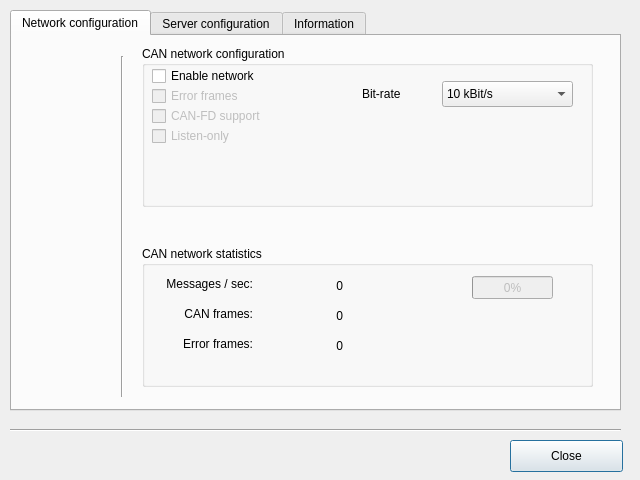
Above: source/qcan/applications/server/forms/ServerConfig.ui from canpie/CANpie before the change. Below: the same form after it.
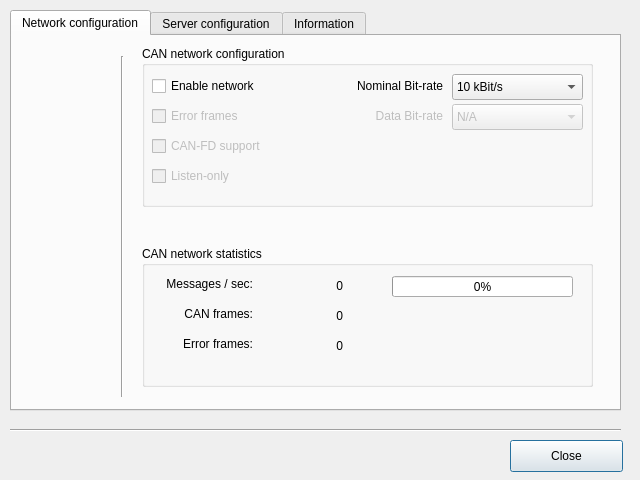
That is the form after the change. Icons and pictures are not drawn.

Commit message: Hide server port

Patch:
```diff
--- a/source/qcan/applications/server/forms/ServerConfig.ui
+++ b/source/qcan/applications/server/forms/ServerConfig.ui
@@ -79,8 +79,8 @@
      <widget class="QComboBox" name="pclCbbNetBitrateM">
       <property name="geometry">
        <rect>
-        <x>300</x>
-        <y>35</y>
+        <x>310</x>
+        <y>28</y>
         <width>131</width>
         <height>26</height>
        </rect>
@@ -134,21 +134,24 @@
      <widget class="QLabel" name="pclLblNetBitrateM">
       <property name="geometry">
        <rect>
-        <x>220</x>
-        <y>40</y>
-        <width>59</width>
-        <height>16</height>
+        <x>190</x>
+        <y>30</y>
+        <width>111</width>
+        <height>20</height>
        </rect>
       </property>
       <property name="text">
-       <string>Bit-rate</string>
+       <string>Nominal Bit-rate</string>
+      </property>
+      <property name="alignment">
+       <set>Qt::AlignRight|Qt::AlignTrailing|Qt::AlignVCenter</set>
       </property>
      </widget>
      <widget class="QCheckBox" name="pclCkbNetEnableM">
       <property name="geometry">
        <rect>
         <x>10</x>
-        <y>20</y>
+        <y>30</y>
         <width>171</width>
         <height>20</height>
        </rect>
@@ -164,7 +167,7 @@
       <property name="geometry">
        <rect>
         <x>10</x>
-        <y>40</y>
+        <y>60</y>
         <width>171</width>
         <height>20</height>
        </rect>
@@ -180,7 +183,7 @@
       <property name="geometry">
        <rect>
         <x>10</x>
-        <y>60</y>
+        <y>90</y>
         <width>171</width>
         <height>20</height>
        </rect>
@@ -196,7 +199,7 @@
       <property name="geometry">
        <rect>
         <x>10</x>
-        <y>80</y>
+        <y>120</y>
         <width>171</width>
         <height>20</height>
        </rect>
@@ -205,6 +208,63 @@
        <string>Listen-only</string>
       </property>
      </widget>
+     <widget class="QLabel" name="pclLblNetDatBitrateM">
+      <property name="enabled">
+       <bool>false</bool>
+      </property>
+      <property name="geometry">
+       <rect>
+        <x>190</x>
+        <y>60</y>
+        <width>111</width>
+        <height>20</height>
+       </rect>
+      </property>
+      <property name="text">
+       <string>Data Bit-rate</string>
+      </property>
+      <property name="alignment">
+       <set>Qt::AlignRight|Qt::AlignTrailing|Qt::AlignVCenter</set>
+      </property>
+     </widget>
+     <widget class="QComboBox" name="pclCbbNetDatBitrateM">
+      <property name="enabled">
+       <bool>false</bool>
+      </property>
+      <property name="geometry">
+       <rect>
+        <x>310</x>
+        <y>58</y>
+        <width>131</width>
+        <height>26</height>
+       </rect>
+      </property>
+      <item>
+       <property name="text">
+        <string>N/A</string>
+       </property>
+      </item>
+      <item>
+       <property name="text">
+        <string>1 MBit/s</string>
+       </property>
+      </item>
+      <item>
+       <property name="text">
+        <string>2 MBit/s</string>
+       </property>
+      </item>
+      <item>
+       <property name="text">
+        <string>4 MBit/s</string>
+       </property>
+      </item>
+      <item>
+       <property name="text">
+        <string>5 MBit/s</string>
+       </property>
+      </item>
+     </widget>
     </widget>
     <widget class="QGroupBox" name="pclGrpNetworkStatM">
      <property name="geometry">
@@ -220,14 +280,14 @@
      </property>
      <widget class="QProgressBar" name="pclPgbStatLoadM">
       <property name="enabled">
-       <bool>false</bool>
+       <bool>true</bool>
       </property>
       <property name="geometry">
        <rect>
-        <x>330</x>
+        <x>250</x>
         <y>30</y>
-        <width>81</width>
-        <height>23</height>
+        <width>181</width>
+        <height>21</height>
        </rect>
       </property>
       <property name="value">
```
Left out of the diff: 70 changed lines with no effect on the pictures.
